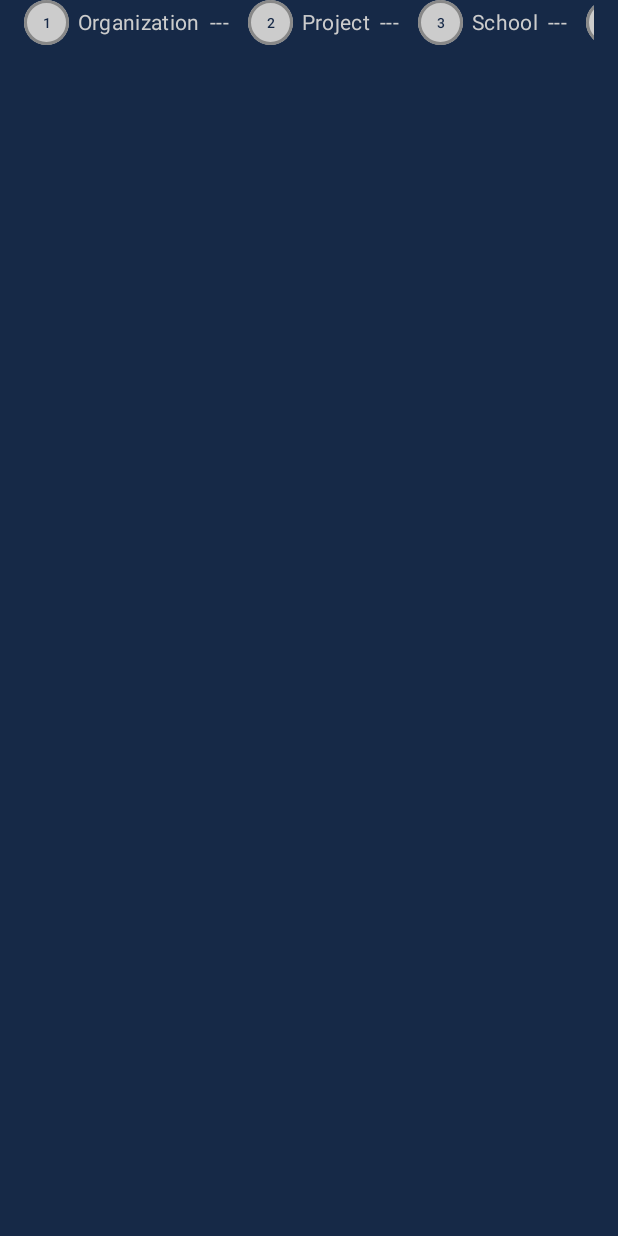
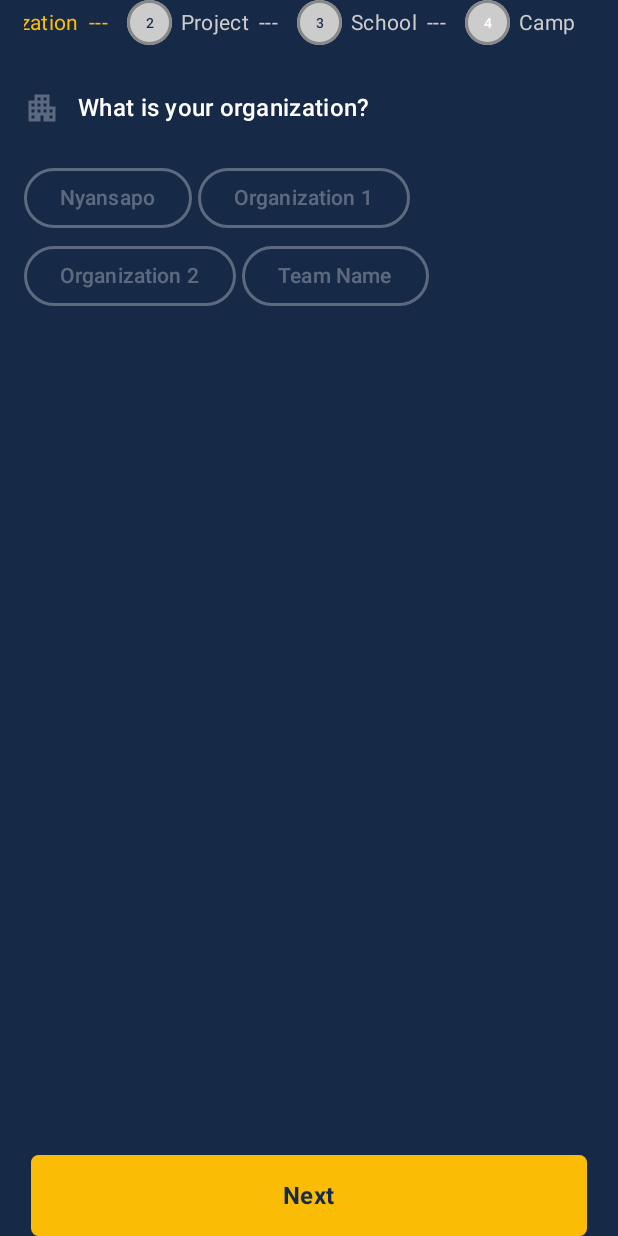
Before and after one commit to Nyansapo-AI/Nyansapo-Teaching, an Android app built with Jetpack Compose: the screen it shows after launch (MainActivity), on a phone screen of 412 x 824 dp. Run offline under Robolectric (Android 15) with nearby library versions, the phone set to English and light mode, and no system bars; our stand-ins replace Firebase (no records; nobody signed in at launch, a user with empty details on screens opened directly).

Commit message:
add organization selection feature with UI components and state management

```diff
--- a/app/src/main/java/com/nyansapoai/teaching/presentation/onboarding/Onboarding.kt
+++ b/app/src/main/java/com/nyansapoai/teaching/presentation/onboarding/Onboarding.kt
@@ -1,20 +1,30 @@
 package com.nyansapoai.teaching.presentation.onboarding
 
+import androidx.compose.foundation.layout.Arrangement
+import androidx.compose.foundation.layout.Box
+import androidx.compose.foundation.layout.Column
+import androidx.compose.foundation.layout.fillMaxSize
 import androidx.compose.foundation.layout.fillMaxWidth
 import androidx.compose.foundation.layout.navigationBarsPadding
 import androidx.compose.foundation.layout.padding
 import androidx.compose.foundation.layout.statusBarsPadding
-import androidx.compose.foundation.lazy.LazyColumn
 import androidx.compose.foundation.lazy.rememberLazyListState
+import androidx.compose.material3.MaterialTheme
 import androidx.compose.material3.Scaffold
+import androidx.compose.material3.Text
 import androidx.compose.runtime.Composable
 import androidx.compose.runtime.LaunchedEffect
+import androidx.compose.runtime.collectAsState
 import androidx.compose.runtime.getValue
 import androidx.compose.runtime.remember
+import androidx.compose.ui.Alignment
 import androidx.compose.ui.Modifier
-import androidx.compose.ui.tooling.preview.Preview
+import androidx.compose.ui.res.stringResource
+import androidx.compose.ui.text.font.FontWeight
 import androidx.compose.ui.unit.dp
 import androidx.lifecycle.compose.collectAsStateWithLifecycle
+import com.nyansapoai.teaching.R
+import com.nyansapoai.teaching.presentation.common.components.AppButton
 import com.nyansapoai.teaching.presentation.common.components.StepContent
 import com.nyansapoai.teaching.presentation.common.components.StepsRow
 import com.nyansapoai.teaching.presentation.onboarding.components.SelectOrganization
@@ -24,7 +34,7 @@
 fun OnboardingRoot() {
 
     val viewModel = koinViewModel<OnboardingViewModel>()
-    val state by viewModel.state.collectAsStateWithLifecycle()
+    val state by viewModel.state.collectAsState()
 
     OnboardingScreen(
         state = state,
@@ -49,22 +59,47 @@
     val onboardingSteps = remember {
         listOf(
             StepContent(
-                screen = { SelectOrganization() },
+                screen = {
+                    SelectOrganization(
+                        organizationList = listOf(
+                            OrganizationUI(
+                                name = "Nyansapo",
+                                id = "1"
+                            ),
+                            OrganizationUI(
+                                name = "Organization 1",
+                                id = "3"
+                            ),
+                            OrganizationUI(
+                                name = "Organization 2",
+                                id = "3"
+                            ),
+                            OrganizationUI(
+                                name = "Team Name",
+                                id = "3"
+                            )
+                        ),
+                        selectedOrganization = state.selectedOrganization,
+                        onSelectOrganization = { organization ->
+                            onAction.invoke(OnboardingAction.OnSelectOrganization(organizationUI = organization))
+                        }
+                    )
+                },
                 onSubmit = {},
                 title = "Organization"
             ),
             StepContent(
-                screen = { SelectOrganization() },
+                screen = {  },
                 onSubmit = {},
                 title = "Project"
             ),
             StepContent(
-                screen = { SelectOrganization() },
+                screen = {  },
                 onSubmit = {},
                 title = "School"
             ),
             StepContent(
-                screen = { SelectOrganization() },
+                screen = {  },
                 onSubmit = {},
                 title = "Camp"
             )
@@ -72,16 +107,27 @@
     }
 
     Scaffold(
+        topBar = {
+            /*
+            TopAppBar(
+
+            ) */
+        },
         modifier = Modifier
             .navigationBarsPadding()
             .statusBarsPadding()
     ) { innerPadding ->
-        LazyColumn(
+
+        Box(
             modifier = Modifier
-                .padding(innerPadding)
-//                .padding(start = 16.dp, end = 16.dp)
+                .fillMaxSize()
         ) {
-            item {
+            Column(
+                verticalArrangement = Arrangement.spacedBy(30.dp),
+                modifier = Modifier
+                    .padding(innerPadding)
+            ) {
+
                 StepsRow(
                     state = stepState,
                     modifier = Modifier
@@ -94,13 +140,29 @@
                         onAction.invoke(OnboardingAction.OnStepChange(step = step))
                     }
                 )
+
+                onboardingSteps[state.currentStep - 1 ].screen(Modifier)
+
             }
 
 
-            item{
-                onboardingSteps[state.currentStep].screen
+            AppButton(
+                onClick = {},
+                modifier = Modifier
+                    .align(Alignment.BottomCenter)
+                    .fillMaxWidth(0.9f)
+            ) {
+                Text(
+                    text = stringResource(R.string.next),
+                    style = MaterialTheme.typography.titleMedium.copy(
+                        fontWeight = FontWeight.Bold
+                    )
+                )
+
             }
+
         }
+
     }
 }
 
--- a/app/src/main/java/com/nyansapoai/teaching/presentation/onboarding/OnboardingAction.kt
+++ b/app/src/main/java/com/nyansapoai/teaching/presentation/onboarding/OnboardingAction.kt
@@ -2,4 +2,6 @@
 
 sealed interface OnboardingAction {
     data class OnStepChange(val step: Int): OnboardingAction
+
+    data class OnSelectOrganization(val organizationUI: OrganizationUI): OnboardingAction
 }
--- a/app/src/main/java/com/nyansapoai/teaching/presentation/onboarding/OnboardingState.kt
+++ b/app/src/main/java/com/nyansapoai/teaching/presentation/onboarding/OnboardingState.kt
@@ -1,6 +1,15 @@
 package com.nyansapoai.teaching.presentation.onboarding
 
 data class OnboardingState(
-    val currentStep: Int = 0,
+    val currentStep: Int = 1,
+    val selectedOrganization: OrganizationUI? = null,
+
     val paramTwo: List<String> = emptyList(),
 )
+
+
+
+data class OrganizationUI(
+    val name: String,
+    val id: String,
+)
--- a/app/src/main/java/com/nyansapoai/teaching/presentation/onboarding/OnboardingViewModel.kt
+++ b/app/src/main/java/com/nyansapoai/teaching/presentation/onboarding/OnboardingViewModel.kt
@@ -1,5 +1,6 @@
 package com.nyansapoai.teaching.presentation.onboarding
 
+import android.util.Log
 import androidx.lifecycle.ViewModel
 import androidx.lifecycle.viewModelScope
 import kotlinx.coroutines.flow.MutableStateFlow
@@ -32,6 +33,12 @@
 
                 _state.update { it.copy(currentStep = action.step) }
             }
+
+            is OnboardingAction.OnSelectOrganization -> {
+                _state.update { it.copy(selectedOrganization = action.organizationUI) }
+                Log.d("selected organization", "selected : ${_state.value.selectedOrganization}")
+
+            }
         }
     }
 
--- /dev/null
+++ b/app/src/main/java/com/nyansapoai/teaching/presentation/onboarding/components/OptionsItemUI.kt
@@ -0,0 +1,31 @@
+package com.nyansapoai.teaching.presentation.onboarding.components
+
+import androidx.compose.foundation.BorderStroke
+import androidx.compose.material3.MaterialTheme
+import androidx.compose.material3.OutlinedButton
+import androidx.compose.material3.Text
+import androidx.compose.runtime.Composable
+import androidx.compose.ui.Modifier
+import androidx.compose.ui.unit.dp
+
+@Composable
+fun OptionsItemUI(
+    modifier: Modifier = Modifier,
+    text: String,
+    isSelected: Boolean,
+    onClick: () -> Unit
+) {
+    OutlinedButton(
+        border = BorderStroke(
+            width = 2.dp,
+            color = if(isSelected) MaterialTheme.colorScheme.secondary else MaterialTheme.colorScheme.onBackground.copy(alpha = 0.3f)
+        ),
+        onClick = onClick,
+        modifier = modifier
+    ) {
+        Text(
+            text = text,
+            color = if(isSelected) MaterialTheme.colorScheme.onBackground else MaterialTheme.colorScheme.onBackground.copy(alpha = 0.3f)
+        )
+    }
+}
--- a/app/src/main/java/com/nyansapoai/teaching/presentation/onboarding/components/SelectOrganization.kt
+++ b/app/src/main/java/com/nyansapoai/teaching/presentation/onboarding/components/SelectOrganization.kt
@@ -1,31 +1,52 @@
 package com.nyansapoai.teaching.presentation.onboarding.components
 
+import android.util.Log
 import androidx.compose.foundation.layout.Arrangement
 import androidx.compose.foundation.layout.Column
+import androidx.compose.foundation.layout.FlowRow
 import androidx.compose.foundation.layout.Row
-import androidx.compose.material.icons.Icons
-import com.nyansapoai.teaching.R
+import androidx.compose.foundation.layout.fillMaxWidth
+import androidx.compose.foundation.layout.padding
 import androidx.compose.material3.Icon
 import androidx.compose.material3.MaterialTheme
 import androidx.compose.material3.Text
 import androidx.compose.runtime.Composable
+import androidx.compose.runtime.LaunchedEffect
+import androidx.compose.runtime.getValue
+import androidx.compose.runtime.mutableStateOf
+import androidx.compose.runtime.remember
+import androidx.compose.runtime.setValue
+import androidx.compose.ui.Alignment
 import androidx.compose.ui.Modifier
 import androidx.compose.ui.res.painterResource
 import androidx.compose.ui.res.stringResource
+import androidx.compose.ui.text.style.TextAlign
 import androidx.compose.ui.tooling.preview.Preview
 import androidx.compose.ui.unit.dp
+import com.nyansapoai.teaching.R
+import com.nyansapoai.teaching.presentation.onboarding.OrganizationUI
 
 @Composable
 fun SelectOrganization(
     modifier: Modifier = Modifier,
-    organizationList: List<String> = emptyList(),
-    onSelectOrganization: (String) -> Unit = {}
+    organizationList: List<OrganizationUI> = emptyList(),
+    selectedOrganization: OrganizationUI?,
+    onSelectOrganization: (OrganizationUI) -> Unit = {}
 ){
+
+    LaunchedEffect(true) {
+        Log.d("selected organization", "selected UI: $selectedOrganization")
+    }
+
+    var selectedItem by remember { mutableStateOf<OrganizationUI?>(selectedOrganization) }
+
     Column(
         verticalArrangement = Arrangement.spacedBy(24.dp),
         modifier = modifier
+            .padding(horizontal = 16.dp)
     ) {
         Row(
+            verticalAlignment = Alignment.Top,
             horizontalArrangement = Arrangement.spacedBy(12.dp)
         ) {
             Icon(
@@ -36,15 +57,47 @@
 
             Text(
                 text = stringResource(R.string.select_organization),
-                style = MaterialTheme.typography.titleMedium
+                style = MaterialTheme.typography.titleMedium,
+                color = MaterialTheme.colorScheme.onBackground
             )
+        }
+
+
+        if (organizationList.isEmpty()){
+            Text(
+                text = stringResource(R.string.no_organization_linked),
+                textAlign = TextAlign.Center,
+                color = MaterialTheme.colorScheme.onBackground.copy(alpha = 0.3f),
+                style = MaterialTheme.typography.titleSmall,
+                modifier = Modifier
+                    .fillMaxWidth()
+            )
+
+            return@Column
+        }
+        FlowRow(
+            verticalArrangement = Arrangement.spacedBy(4.dp),
+            horizontalArrangement = Arrangement.spacedBy(4.dp)
+        ) {
+
+            organizationList.forEach { organization ->
+                OptionsItemUI(
+                    text = organization.name,
+                    isSelected = selectedItem == organization,
+                    onClick = {
+                        selectedItem = organization
+                        onSelectOrganization.invoke(organization)
+                    }
+                )
+            }
+
         }
     }
 }
 
-
+/*
 @Preview(showBackground = true, showSystemUi = true)
 @Composable
 private fun PreviewSelectOrganization(){
     SelectOrganization()
-}
+}*/
--- a/app/src/main/res/values/strings.xml
+++ b/app/src/main/res/values/strings.xml
@@ -8,6 +8,7 @@
     <string name="term_services">Terms of Services</string>
     <string name="privacy_policy">Privacy Policy</string>
     <string name="cancel">Cancel</string>
+    <string name="next">Next</string>
 
     <!--Get Started -->
     <string name="get_started">Get Started</string>
@@ -32,5 +33,6 @@
     <string name="select_project">What is your project?</string>
     <string name="select_school">Select the school</string>
     <string name="select_camp">What is your camp?</string>
+    <string name="no_organization_linked">You are not associated with any organization!</string>
 
 </resources>
```
